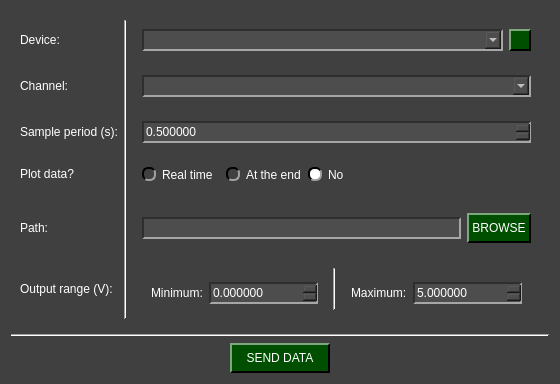
This is pydaq/uis/PyDAQ_send_data_NIDAQ_widget.ui in samirmartins/pydaq as Qt 5 draws it before an edit. The edited form follows.
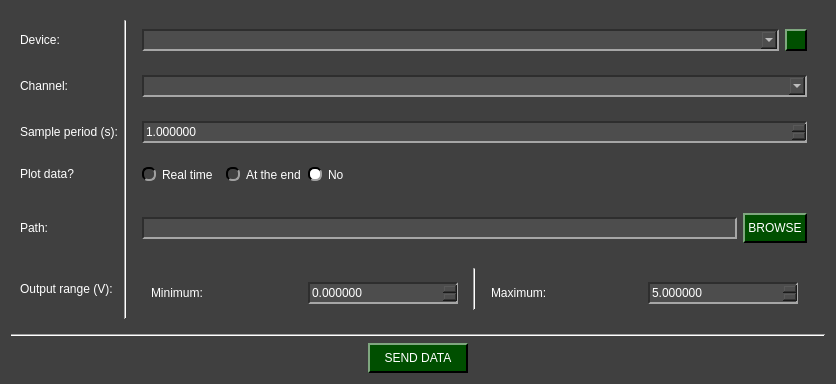
This is the edited form. Icons and pictures are not drawn.

```diff
--- a/pydaq/uis/PyDAQ_send_data_NIDAQ_widget.ui
+++ b/pydaq/uis/PyDAQ_send_data_NIDAQ_widget.ui
@@ -6,7 +6,7 @@
    <rect>
     <x>0</x>
     <y>0</y>
-    <width>554</width>
+    <width>836</width>
     <height>384</height>
    </rect>
   </property>
@@ -451,7 +451,7 @@
             <enum>QAbstractSpinBox::StepType::AdaptiveDecimalStepType</enum>
            </property>
            <property name="value">
-            <double>0.500000000000000</double>
+            <double>1.000000000000000</double>
            </property>
           </widget>
          </item>
```
